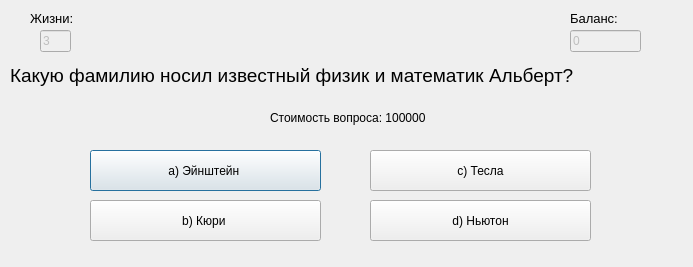
Before: the Qt Designer form ui_ui_files/question_window_ui.ui in DelZeiT/How_to_become_a_millionaire, drawn with Qt 5.
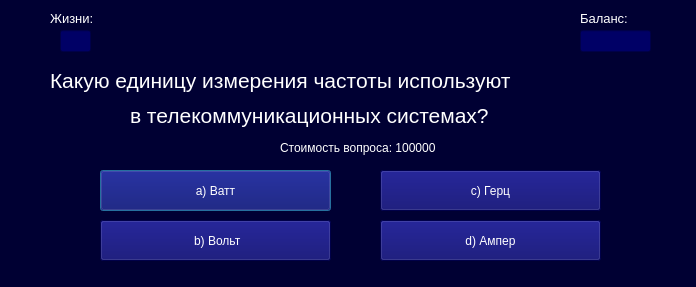
After: the same form once the commit is applied.

```diff
--- a/ui_ui_files/question_window_ui.ui
+++ b/ui_ui_files/question_window_ui.ui
@@ -6,47 +6,32 @@
    <rect>
     <x>0</x>
     <y>0</y>
-    <width>693</width>
-    <height>267</height>
+    <width>696</width>
+    <height>287</height>
    </rect>
   </property>
   <property name="minimumSize">
    <size>
-    <width>693</width>
-    <height>267</height>
+    <width>696</width>
+    <height>287</height>
    </size>
   </property>
   <property name="maximumSize">
    <size>
-    <width>693</width>
-    <height>267</height>
+    <width>696</width>
+    <height>287</height>
    </size>
   </property>
   <property name="windowTitle">
-   <string>Вопрос №1</string>
+   <string>Вопрос №9</string>
   </property>
-  <widget class="QLabel" name="label">
-   <property name="geometry">
-    <rect>
-     <x>10</x>
-     <y>50</y>
-     <width>681</width>
-     <height>51</height>
-    </rect>
-   </property>
-   <property name="font">
-    <font>
-     <pointsize>14</pointsize>
-    </font>
-   </property>
-   <property name="text">
-    <string>Какую фамилию носил известный физик и математик Альберт? </string>
-   </property>
-  </widget>
+  <property name="styleSheet">
+   <string notr="true">background-color: #000033;</string>
+  </property>
   <widget class="QLabel" name="label_2">
    <property name="geometry">
     <rect>
-     <x>30</x>
+     <x>50</x>
      <y>10</y>
      <width>61</width>
      <height>16</height>
@@ -57,14 +42,36 @@
      <pointsize>10</pointsize>
     </font>
    </property>
+   <property name="styleSheet">
+    <string notr="true">color: white</string>
+   </property>
    <property name="text">
     <string>Жизни:</string>
    </property>
   </widget>
-  <widget class="QLabel" name="label_3">
+  <widget class="QLineEdit" name="lineEdit">
+   <property name="enabled">
+    <bool>false</bool>
+   </property>
    <property name="geometry">
     <rect>
-     <x>570</x>
+     <x>60</x>
+     <y>30</y>
+     <width>31</width>
+     <height>22</height>
+    </rect>
+   </property>
+   <property name="styleSheet">
+    <string notr="true">background-color: #000066; color: white</string>
+   </property>
+   <property name="text">
+    <string/>
+   </property>
+  </widget>
+  <widget class="QLabel" name="label_5">
+   <property name="geometry">
+    <rect>
+     <x>580</x>
      <y>10</y>
      <width>71</width>
      <height>16</height>
@@ -75,105 +82,152 @@
      <pointsize>10</pointsize>
     </font>
    </property>
+   <property name="styleSheet">
+    <string notr="true">color: white</string>
+   </property>
    <property name="text">
     <string>Баланс:</string>
    </property>
   </widget>
+  <widget class="QLineEdit" name="lineEdit_2">
+   <property name="enabled">
+    <bool>false</bool>
+   </property>
+   <property name="geometry">
+    <rect>
+     <x>580</x>
+     <y>30</y>
+     <width>71</width>
+     <height>22</height>
+    </rect>
+   </property>
+   <property name="styleSheet">
+    <string notr="true">background-color: #000066; color: white</string>
+   </property>
+   <property name="text">
+    <string/>
+   </property>
+  </widget>
+  <widget class="QLabel" name="label">
+   <property name="geometry">
+    <rect>
+     <x>50</x>
+     <y>60</y>
+     <width>601</width>
+     <height>41</height>
+    </rect>
+   </property>
+   <property name="font">
+    <font>
+     <pointsize>16</pointsize>
+    </font>
+   </property>
+   <property name="styleSheet">
+    <string notr="true">color: white</string>
+   </property>
+   <property name="text">
+    <string>Какую единицу измерения частоты используют</string>
+   </property>
+  </widget>
+  <widget class="QLabel" name="label_3">
+   <property name="geometry">
+    <rect>
+     <x>130</x>
+     <y>100</y>
+     <width>451</width>
+     <height>31</height>
+    </rect>
+   </property>
+   <property name="font">
+    <font>
+     <pointsize>16</pointsize>
+    </font>
+   </property>
+   <property name="styleSheet">
+    <string notr="true">color: white</string>
+   </property>
+   <property name="text">
+    <string>в телекоммуникационных системах? </string>
+   </property>
+  </widget>
+  <widget class="QLabel" name="label_4">
+   <property name="geometry">
+    <rect>
+     <x>280</x>
+     <y>140</y>
+     <width>171</width>
+     <height>16</height>
+    </rect>
+   </property>
+   <property name="styleSheet">
+    <string notr="true">color: white</string>
+   </property>
+   <property name="text">
+    <string>Стоимость вопроса: 100000</string>
+   </property>
+  </widget>
   <widget class="QPushButton" name="pushButton">
    <property name="geometry">
     <rect>
-     <x>90</x>
-     <y>150</y>
+     <x>100</x>
+     <y>170</y>
      <width>231</width>
      <height>41</height>
     </rect>
    </property>
+   <property name="styleSheet">
+    <string notr="true">background-color: #000066; color: white</string>
+   </property>
    <property name="text">
-    <string>a) Эйнштейн </string>
+    <string>a) Ватт</string>
    </property>
   </widget>
   <widget class="QPushButton" name="pushButton_2">
    <property name="geometry">
     <rect>
-     <x>90</x>
-     <y>200</y>
+     <x>100</x>
+     <y>220</y>
      <width>231</width>
      <height>41</height>
     </rect>
    </property>
+   <property name="styleSheet">
+    <string notr="true">background-color: #000066; color: white</string>
+   </property>
    <property name="text">
-    <string>b) Кюри </string>
+    <string> b) Вольт</string>
    </property>
   </widget>
   <widget class="QPushButton" name="pushButton_3">
    <property name="geometry">
     <rect>
-     <x>370</x>
-     <y>200</y>
+     <x>380</x>
+     <y>170</y>
      <width>221</width>
      <height>41</height>
     </rect>
    </property>
+   <property name="styleSheet">
+    <string notr="true">background-color: #000066; color: white</string>
+   </property>
    <property name="text">
-    <string>d) Ньютон</string>
+    <string>c) Герц</string>
    </property>
   </widget>
   <widget class="QPushButton" name="pushButton_4">
    <property name="geometry">
     <rect>
-     <x>370</x>
-     <y>150</y>
+     <x>380</x>
+     <y>220</y>
      <width>221</width>
      <height>41</height>
     </rect>
    </property>
-   <property name="text">
-    <string> c) Тесла </string>
+   <property name="styleSheet">
+    <string notr="true">background-color: #000066; color: white</string>
    </property>
-  </widget>
-  <widget class="QLabel" name="label_4">
-   <property name="geometry">
-    <rect>
-     <x>270</x>
-     <y>110</y>
-     <width>171</width>
-     <height>16</height>
-    </rect>
-   </property>
    <property name="text">
-    <string>Стоимость вопроса: 100000</string>
-   </property>
-  </widget>
-  <widget class="QLineEdit" name="lineEdit">
-   <property name="enabled">
-    <bool>false</bool>
-   </property>
-   <property name="geometry">
-    <rect>
-     <x>40</x>
-     <y>30</y>
-     <width>31</width>
-     <height>22</height>
-    </rect>
-   </property>
-   <property name="text">
-    <string>3</string>
-   </property>
-  </widget>
-  <widget class="QLineEdit" name="lineEdit_2">
-   <property name="enabled">
-    <bool>false</bool>
-   </property>
-   <property name="geometry">
-    <rect>
-     <x>570</x>
-     <y>30</y>
-     <width>71</width>
-     <height>22</height>
-    </rect>
-   </property>
-   <property name="text">
-    <string>0</string>
+    <string>d) Ампер</string>
    </property>
   </widget>
  </widget>
```
